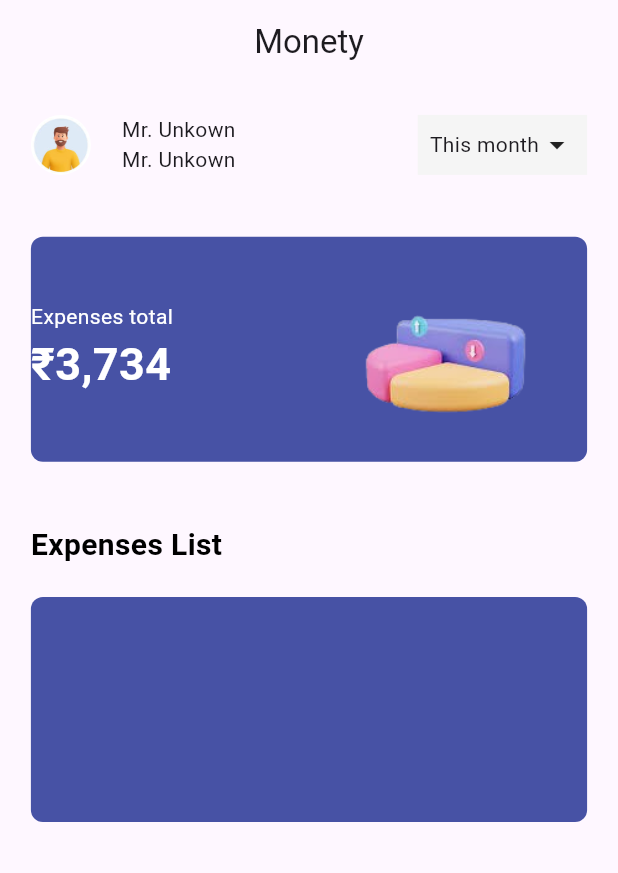
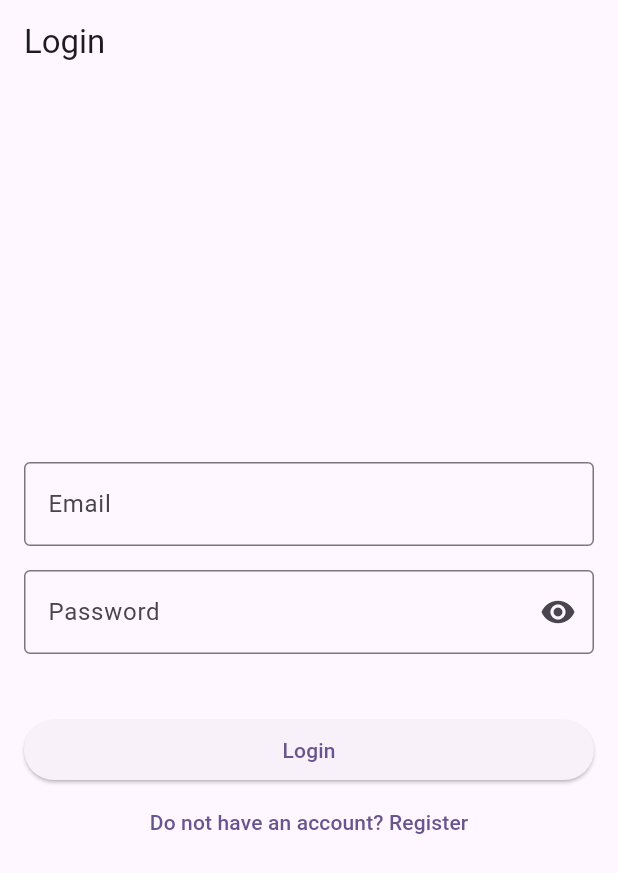
Before and after one commit to subratkumarjena/expmontety, a Flutter app: the screen it shows after launch, after a tap on the "arrow forward" icon, on a phone screen of 412 x 824 dp. Shown: the top 873 px of the screen. Run offline on Flutter 3.47's test engine with Material 3 defaults, Android fonts, the phone set to English and light mode, and no system bars; our stand-ins replace shared_preferences, sqflite; accounts and stored records are empty.

Commit message:
user resistration page and login page

```diff
--- a/lib/main.dart
+++ b/lib/main.dart
@@ -14,22 +14,11 @@ class MyApp extends StatelessWidget {
   Widget build(BuildContext context) {
     return MaterialApp(
       title: 'Flutter Demo',
+      debugShowCheckedModeBanner: false,
       theme: ThemeData(
-        // This is the theme of your application.
-        //
-        // TRY THIS: Try running your application with "flutter run". You'll see
-        // the application has a blue toolbar. Then, without quitting the app,
-        // try changing the seedColor in the colorScheme below to Colors.green
-        // and then invoke "hot reload" (save your changes or press the "hot
-        // reload" button in a Flutter-supported IDE, or press "r" if you used
-        // the command line to start the app).
-        //
-        // Notice that the counter didn't reset back to zero; the application
-        // state is not lost during the reload. To reset the state, use hot
-        // restart instead.
-        //
-        // This works for code too, not just values: Most code changes can be
-        // tested with just a hot reload.
+
+
+
         colorScheme: ColorScheme.fromSeed(seedColor: Colors.deepPurple),
         useMaterial3: true,
       ),
--- /dev/null
+++ b/lib/presentation/pages/authpage/loginpage.dart
@@ -0,0 +1,72 @@
+import 'package:expmontety/presentation/pages/authpage/signuppage.dart';
+import 'package:flutter/material.dart';
+
+class LoginScreen extends StatefulWidget {
+  @override
+  _LoginScreenState createState() => _LoginScreenState();
+}
+
+class _LoginScreenState extends State<LoginScreen> {
+  bool _isObscured = true;
+
+  @override
+  Widget build(BuildContext context) {
+    return Scaffold(
+      appBar: AppBar(
+        title: Text('Login'),
+      ),
+      body: Padding(
+        padding: EdgeInsets.all(16.0),
+        child: Column(
+          mainAxisAlignment: MainAxisAlignment.center,
+          crossAxisAlignment: CrossAxisAlignment.stretch,
+          children: <Widget>[
+            TextFormField(
+              decoration: InputDecoration(
+                labelText: 'Email ',
+                hintText: 'Enter your email ',
+                border: OutlineInputBorder(),
+              ),
+              keyboardType: TextInputType.emailAddress,
+            ),
+            SizedBox(height: 16.0),
+            TextFormField(
+              decoration: InputDecoration(
+                labelText: 'Password',
+                hintText: 'Enter your password',
+                border: OutlineInputBorder(),
+
+                suffixIcon: IconButton(
+                  icon: Icon(
+                    _isObscured ? Icons.visibility : Icons.visibility_off,
+                  ),
+                  onPressed: () {
+                    setState(() {
+                      _isObscured = !_isObscured;
+                    });
+                  },
+                ),
+              ),
+              obscureText: _isObscured,
+            ),
+            SizedBox(height: 40,),
+            ElevatedButton(
+              child: Text('Login'),
+              onPressed: () {
+                // TODO: Implement login logic
+              },
+            ),
+            TextButton(
+              child: Text('Do not have an account? Register'),
+              onPressed: () {
+                Navigator.pushReplacement(context, MaterialPageRoute(builder: (context) {
+                  return RegistrationScreen();
+                }));
+              },
+            ),
+          ],
+        ),
+      ),
+    );
+  }
+}
--- a/lib/presentation/pages/onbordingpage/onbording.dart
+++ b/lib/presentation/pages/onbordingpage/onbording.dart
@@ -2,7 +2,8 @@
 import 'package:flutter/material.dart';
 import 'package:flutter/widgets.dart';
 
-import '../homepage/home.dart';
+import '../authpage/loginpage.dart';
+
 
 class Onbording extends StatelessWidget {
   Color myColor = Color(0xFF4752A5);
@@ -45,7 +46,7 @@ class Onbording extends StatelessWidget {
       ),
       floatingActionButton: FloatingActionButton( onPressed: (){
         Navigator.pushReplacement(context, MaterialPageRoute(builder: (cotext){
-          return Home();
+          return LoginScreen();
         }));
 
       },backgroundColor: myColor,
```
Also changed, not shown: lib/data/model/expenssmodel.dart (added, +50 -0 lines), lib/data/model/usermodel.dart (added, +28 -0 lines), lib/domain/local/database.dart (+51 -25 lines), lib/presentation/pages/authpage/signuppage.dart (added, +108 -0 lines), lib/data/model/home/expnsesmodel.dart (deleted), lib/data/model/home/usermodel.dart (deleted).
